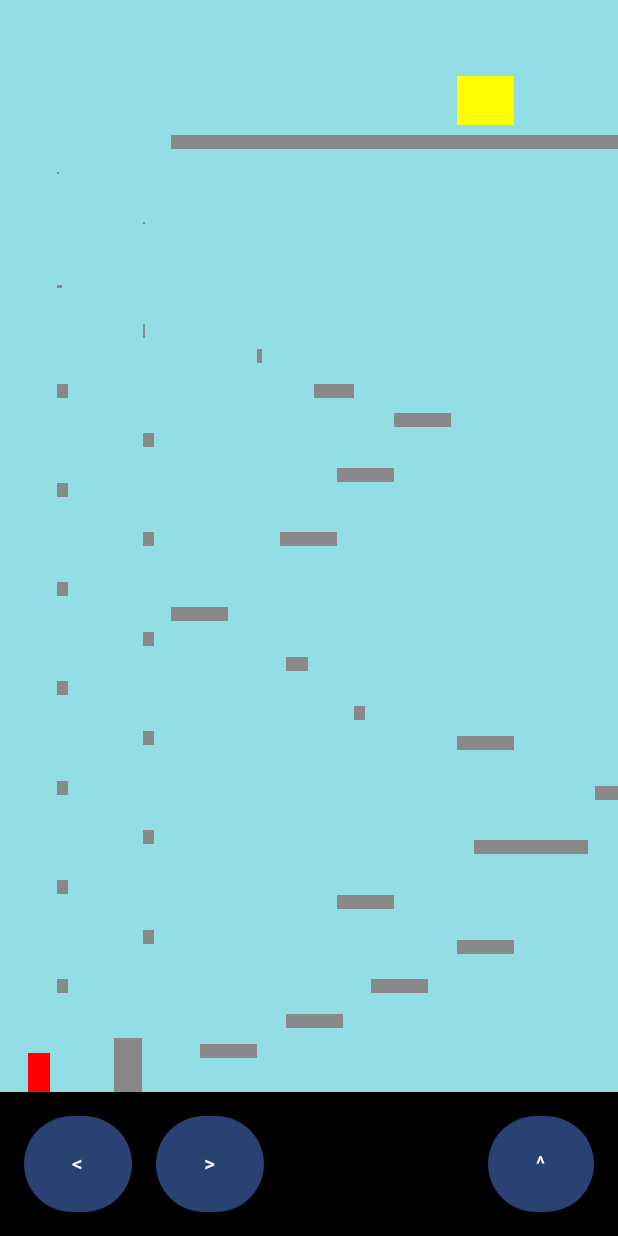
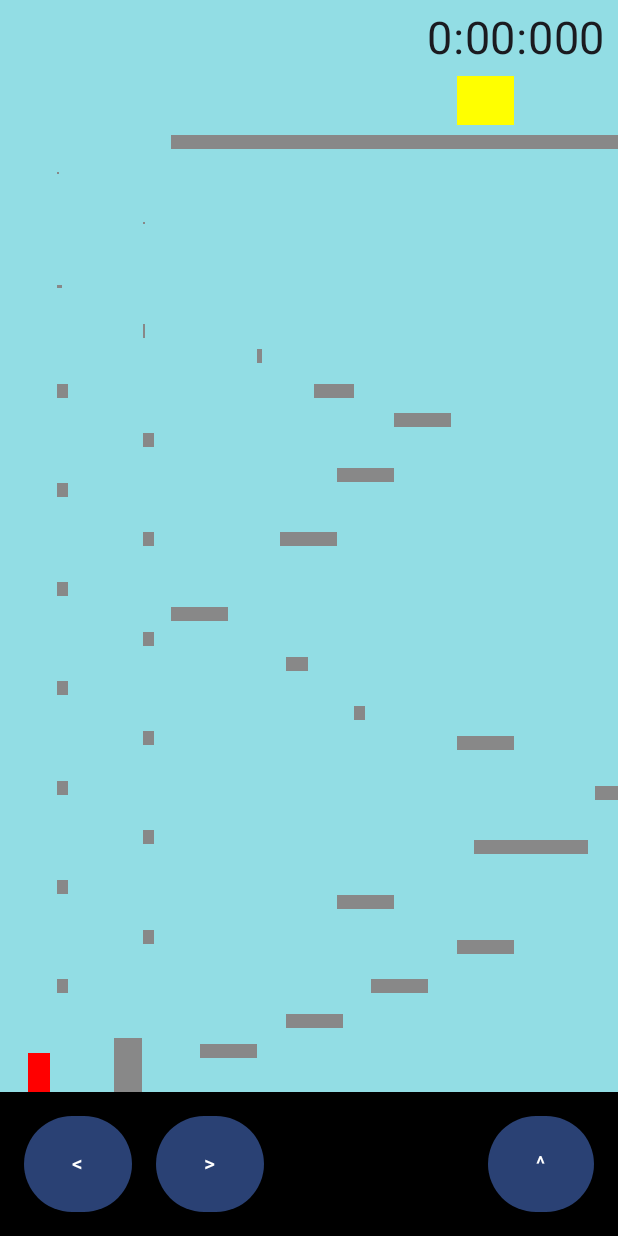
Before and after one commit to yDelouis/auguste, an Android app built with Jetpack Compose: the MarioActivity screen opened directly, with no data from a screen before it, on a phone screen of 412 x 824 dp. Run offline under Robolectric (Android 15) with nearby library versions, the phone set to English and light mode, and no system bars.

Commit message:
ajout du chrono

```diff
--- a/app/src/main/java/com/example/myapp/mario/Jeu.kt
+++ b/app/src/main/java/com/example/myapp/mario/Jeu.kt
@@ -8,6 +8,7 @@ import kotlinx.coroutines.delay
 import kotlinx.coroutines.isActive
 import kotlinx.coroutines.launch
 import kotlin.math.roundToInt
+import kotlin.time.Duration
 
 private const val GRAVITY = 0.5f
 
@@ -62,7 +63,8 @@ class Jeu {
             //haut
             Obstacle(left = 300, bottom = 1900, width = 1000, height = 30),
         ),
-        val end: Obstacle = Obstacle(left = 800, bottom = 1950, width = 100, height = 100)
+        val end: Obstacle = Obstacle(left = 800, bottom = 1950, width = 100, height = 100),
+        val duration: Long? = null
     ) {
         companion object {
             const val RIGHT = 1080
@@ -71,6 +73,8 @@ class Jeu {
     }
 
     var monde by mutableStateOf(Monde())
+    var startTime: Long? = null
+    var stopTime: Boolean = false
     var isGoingLeft: Boolean = false
     var isGoingRight: Boolean = false
 
@@ -78,11 +82,24 @@ class Jeu {
         launch {
             while (isActive) {
                 moveMario()
+                stopTimeIfEnd()
+                updateDuration()
                 delay(20)
             }
         }
     }
 
+    fun updateDuration() {
+        if(!stopTime) {
+            monde = monde.copy(duration = startTime?.let { System.currentTimeMillis() - it })
+        }
+    }
+
+    fun stopTimeIfEnd() {
+        if(marioTouche(monde.mario, monde.end)) {
+            stopTime = true
+        }
+    }
 
     fun moveMario() {
         var mario = monde.mario
@@ -130,6 +147,7 @@ class Jeu {
 
     fun onLeftPressed() {
         isGoingLeft = true
+        if (startTime == null) startTime = System.currentTimeMillis()
     }
 
     fun onLeftReleased() {
@@ -138,6 +156,7 @@ class Jeu {
 
     fun onRightPressed() {
         isGoingRight = true
+        if (startTime == null) startTime = System.currentTimeMillis()
     }
 
     fun onRightReleased() {
@@ -145,6 +164,7 @@ class Jeu {
     }
 
     fun onJumpPressed() {
+        if (startTime == null) startTime = System.currentTimeMillis()
         var mario = monde.mario
         mario =
             mario.copy(bottom = mario.bottom - 1) // hack pour detecter qu'on est sur un obstacle
--- a/app/src/main/java/com/example/myapp/mario/MarioActivity.kt
+++ b/app/src/main/java/com/example/myapp/mario/MarioActivity.kt
@@ -1,6 +1,7 @@
 package com.example.myapp.mario
 
 import android.os.Bundle
+import android.os.CountDownTimer
 import androidx.activity.ComponentActivity
 import androidx.activity.compose.setContent
 import androidx.compose.foundation.background
@@ -21,17 +22,20 @@ import androidx.compose.material3.Text
 import androidx.compose.runtime.Composable
 import androidx.compose.runtime.LaunchedEffect
 import androidx.compose.runtime.remember
+import androidx.compose.ui.Alignment
 import androidx.compose.ui.Modifier
 import androidx.compose.ui.graphics.Color
 import androidx.compose.ui.layout.Layout
-import androidx.compose.ui.platform.InspectableModifier
 import androidx.compose.ui.tooling.preview.Preview
 import androidx.compose.ui.unit.Constraints
 import androidx.compose.ui.unit.dp
+import androidx.compose.ui.unit.sp
 import androidx.lifecycle.lifecycleScope
 import com.example.myapp.ui.theme.MyAppTheme
 import kotlinx.coroutines.Dispatchers
+import kotlinx.coroutines.delay
 import kotlinx.coroutines.launch
+import kotlin.time.Duration
 
 class MarioActivity : ComponentActivity() {
     override fun onCreate(savedInstanceState: Bundle?) {
@@ -51,10 +55,23 @@ class MarioActivity : ComponentActivity() {
 @Composable
 fun Interface(jeu: Jeu, modifier: Modifier = Modifier) {
     Column(modifier) {
-        Monde(jeu.monde, Modifier.fillMaxWidth().weight(1f))
+        Box(Modifier.fillMaxWidth().weight(1f)){
+            Monde(jeu.monde, Modifier.fillMaxSize())
+            Chrono(jeu.monde.duration, Modifier.align(Alignment.TopEnd).padding(8.dp))
+        }
         BarreDesBoutons(jeu)
     }
+}
 
+@Composable
+fun Chrono(duration: Long?, modifier: Modifier) {
+    val text = if (duration == null) "0:00:000" else {
+        val millis = duration % 1000
+        val second = (duration / 1000) % 60
+        val minutes = duration / 60000
+        "$minutes:${second.toString().padStart(2,'0')}:${millis.toString().padStart(3,'0')}"
+    }
+    Text(text = text, fontSize = 30.sp, modifier = modifier)
 }
 
 @Composable
```
